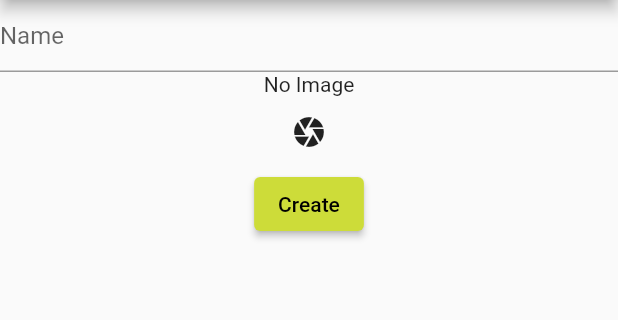
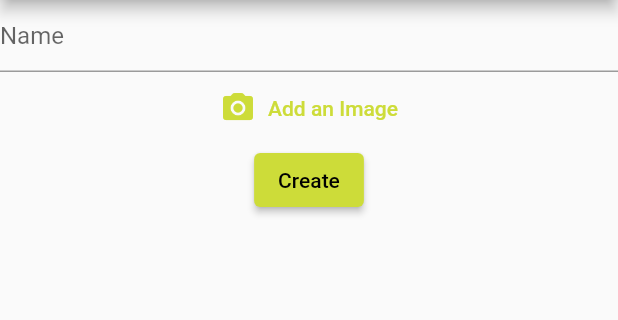
Before and after one commit to m3talsmith/scurry, a Flutter app: the NewScurryPage screen opened directly, on a phone screen of 412 x 824 dp, the part 84-404 px from its top. Run offline on Flutter 3.47's test engine with Material 2 defaults, Android fonts, the phone set to English and light mode, and no system bars; our stand-ins replace image_picker.

Commit message:
Cleaner image prompt

```diff
--- a/lib/image_form_field.dart
+++ b/lib/image_form_field.dart
@@ -35,24 +35,24 @@ class ImageFormFieldState extends State<ImageFormField> {
 
   @override
   Widget build(BuildContext context) {
+    List<Widget> children = [];
+    if (currentImage != null) {
+      children.add(Container(
+        margin: const EdgeInsets.all(10.0),
+        alignment: Alignment.center,
+        child: Image.file(
+          currentImage!,
+          fit: BoxFit.cover,
+        ),
+      ));
+    }
+    children.add(TextButton.icon(
+      onPressed: takePicture,
+      icon: const Icon(Icons.camera_alt_rounded),
+      label: const Text('Add an Image')));
+
     return Column(
-      children: [
-        Container(
-          alignment: Alignment.center,
-          child: currentImage != null
-              ? Image.file(
-                  currentImage!,
-                  fit: BoxFit.cover,
-                )
-              : const Text(
-                  'No Image',
-                  textAlign: TextAlign.center,
-                ),
-        ),
-        IconButton(
-                onPressed: takePicture,
-                icon: const Icon(Icons.camera))
-      ],
+      children: children,
     );
   }
 }
```
